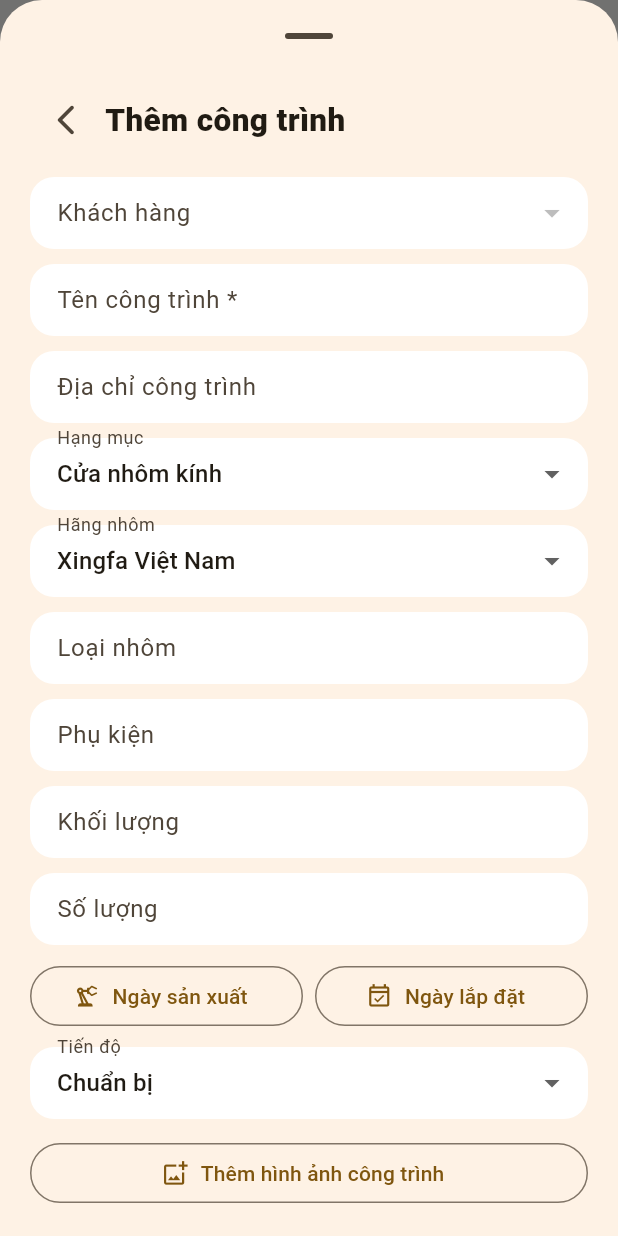
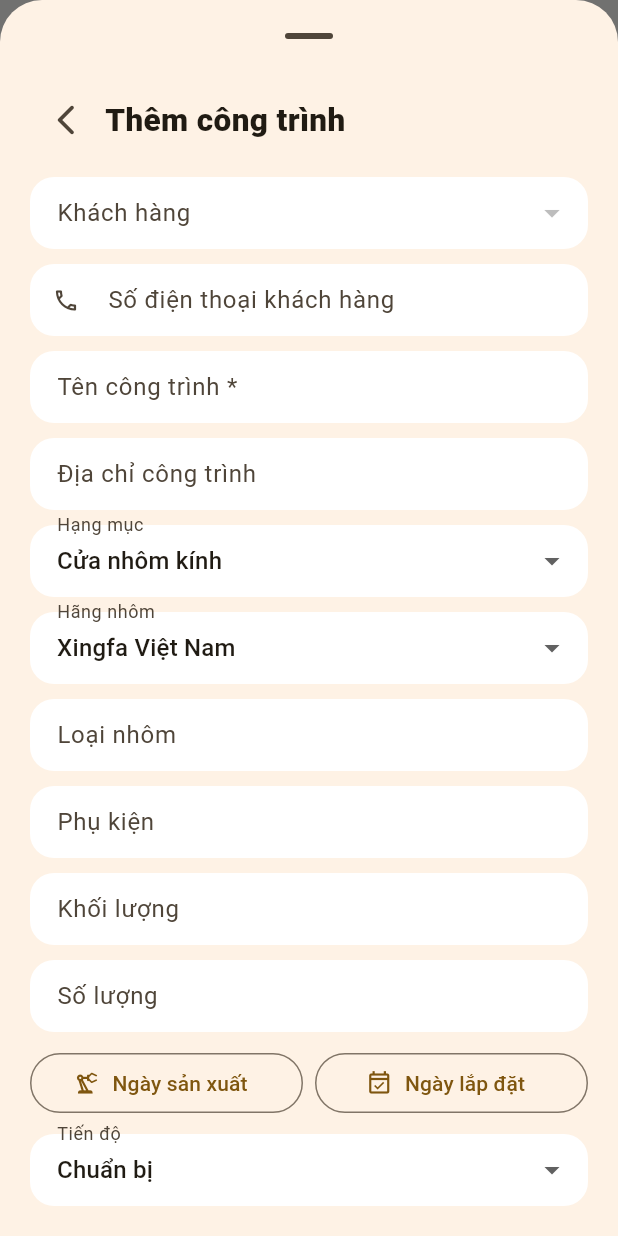
Before and after one commit to HoaGimmy/HelloWorld, a Flutter app: the OperationsScreen screen opened directly, after a tap on "Thêm", on a phone screen of 412 x 824 dp. Run offline on Flutter 3.47's test engine with Material 3 defaults, Android fonts, the phone set to English and light mode, and no system bars; our stand-ins replace file_picker, flutter_svg, google_sign_in, image_picker, share_plus, sqflite; missing offline and left inert: excel, extension_google_sign_in_as_googleapis_auth, googleapis; accounts and stored records are empty.

Commit message:
Show synced customer phone in project form

```diff
--- a/lib/screens/operations_screen.dart
+++ b/lib/screens/operations_screen.dart
@@ -159,6 +159,29 @@ class _OperationsScreenState extends State<OperationsScreen> with SingleTickerPr
                   value: customerId,
                   locked: widget.customerId != null,
                   onChanged: (v) => setModalState(() => customerId = v),
+                ),
+                const SizedBox(height: 10),
+                Builder(
+                  builder: (_) {
+                    Customer? selectedCustomer;
+                    for (final customer in customers) {
+                      if (customer.id == customerId) {
+                        selectedCustomer = customer;
+                        break;
+                      }
+                    }
+                    return TextFormField(
+                      key: ValueKey('project-customer-phone-${selectedCustomer?.id}-${selectedCustomer?.phone}'),
+                      initialValue: selectedCustomer?.phone ?? '',
+                      readOnly: true,
+                      keyboardType: TextInputType.phone,
+                      decoration: const InputDecoration(
+                        labelText: 'Số điện thoại khách hàng',
+                        prefixIcon: Icon(Icons.phone_outlined),
+                        hintText: 'Chưa có số điện thoại',
+                      ),
+                    );
+                  },
                 ),
                 const SizedBox(height: 10),
                 TextField(
```
